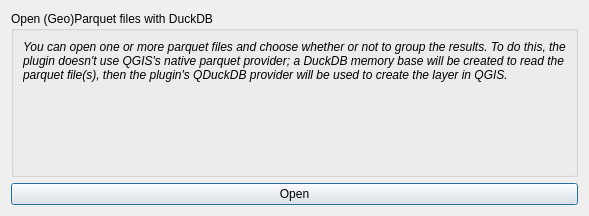
Before: the Qt Designer form qduckdb/gui/dlg_open_parquet.ui in gizmodata/qgizmosql, drawn with Qt 5.
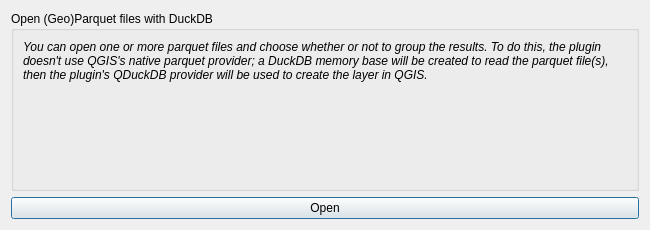
After: the same form once the commit is applied. Custom widgets are drawn as their Qt base class.

Commit message: dlg_open_parquet: fix dialog size 650 x 230 px

```diff
--- a/qduckdb/gui/dlg_open_parquet.ui
+++ b/qduckdb/gui/dlg_open_parquet.ui
@@ -6,10 +6,22 @@
    <rect>
     <x>0</x>
     <y>0</y>
-    <width>589</width>
-    <height>216</height>
+    <width>650</width>
+    <height>230</height>
    </rect>
   </property>
+  <property name="minimumSize">
+   <size>
+    <width>650</width>
+    <height>230</height>
+   </size>
+  </property>
+  <property name="maximumSize">
+   <size>
+    <width>650</width>
+    <height>230</height>
+   </size>
+  </property>
   <property name="windowTitle">
    <string>Open Parquet with DuckDB</string>
   </property>
```
